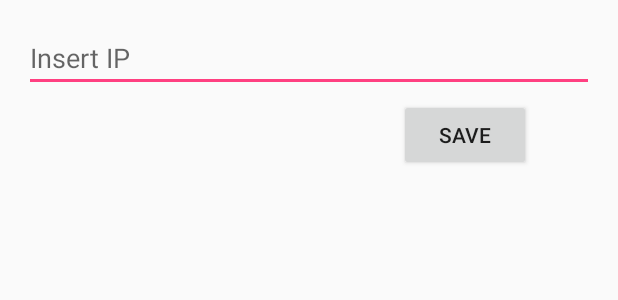
After one commit to Giova117/GpsSpoofReveal, an Android app: the layout activity_change_ip.xml on its own in the app's theme, with its tools: preview values and no code run, on a phone screen of 412 x 824 dp. The commit adds this screen. Shown: the top 300 px of the screen. Run offline under Robolectric (Android 15) with nearby library versions, the phone set to English and light mode, and no system bars.

Commit message:
Added the possibility to change the target IP

```diff
--- a/app/build.gradle
+++ b/app/build.gradle
@@ -11,7 +11,7 @@ android {
         targetSdkVersion 27
         //at the creation date of this application (June 2019) the http communication will not work if targetSdkVersion is higher than 27
         versionCode 1
-        versionName "1.0"
+        versionName "1.3.3"
     }
     buildTypes {
         release {
--- a/app/src/main/AndroidManifest.xml
+++ b/app/src/main/AndroidManifest.xml
@@ -5,7 +5,7 @@
     <uses-permission android:name="android.permission.ACCESS_FINE_LOCATION" /> <!-- app needs permission to access the precise location by using the available location providers -->
     <uses-permission android:name="android.permission.ACCESS_NETWORK_STATE" /> <!-- app needs permission to access the state of network access -->
     <uses-permission android:name="android.permission.INTERNET" /> <!-- app needs permission to access the Internet -->
-    <uses-permission android:name="android.permission.WRITE_EXTERNAL_STORAGE" /> <!-- app needs permission to access the device's memory -->
+    <uses-permission android:name="android.permission.WRITE_EXTERNAL_STORAGE" />  <!-- app needs permission to access the External Storage -->
 
     <application
         android:allowBackup="true"
@@ -13,6 +13,9 @@
         android:label="GpsSpoofReveal"
         android:supportsRtl="true"
         android:theme="@style/AppTheme">
+        <activity
+            android:name=".ChangeIP"
+            android:screenOrientation="portrait" /> <!-- force the activity to stay in portrait mode -->
         <activity
             android:name=".ViewNavMess"
             android:screenOrientation="portrait" /> <!-- force the activity to stay in portrait mode -->
--- /dev/null
+++ b/app/src/main/res/layout/activity_change_ip.xml
@@ -0,0 +1,33 @@
+<?xml version="1.0" encoding="utf-8"?>
+<RelativeLayout xmlns:android="http://schemas.android.com/apk/res/android"
+    xmlns:tools="http://schemas.android.com/tools"
+    android:layout_width="match_parent"
+    android:layout_height="match_parent"
+    android:orientation="vertical"
+    android:paddingLeft="16dp"
+    android:paddingTop="16dp"
+    android:paddingRight="16dp"
+    android:paddingBottom="16dp"
+    tools:context=".ChangeIP">
+
+    <AutoCompleteTextView
+        android:id="@+id/actIP"
+        android:layout_width="match_parent"
+        android:layout_height="wrap_content"
+        android:layout_marginStart="0dp"
+        android:layout_marginTop="0dp"
+        android:completionHint="Insert IP"
+        android:completionThreshold="0"
+        android:hint="Insert IP"
+        android:inputType="text"
+        android:imeOptions="actionDone" />
+
+    <Button
+        android:id="@+id/bSaveIP"
+        android:layout_width="wrap_content"
+        android:layout_height="wrap_content"
+        android:layout_marginStart="250dp"
+        android:layout_marginTop="50dp"
+        android:text="Save" />
+
+</RelativeLayout>
```
Also changed, not shown: app/src/main/java/testing/GpsSpoofReveal/Analyze.java (+89 -3 lines), app/src/main/java/testing/GpsSpoofReveal/ChangeIP.java (added, +141 -0 lines), app/src/main/res/layout/activity_analize.xml (+9 -0 lines).
